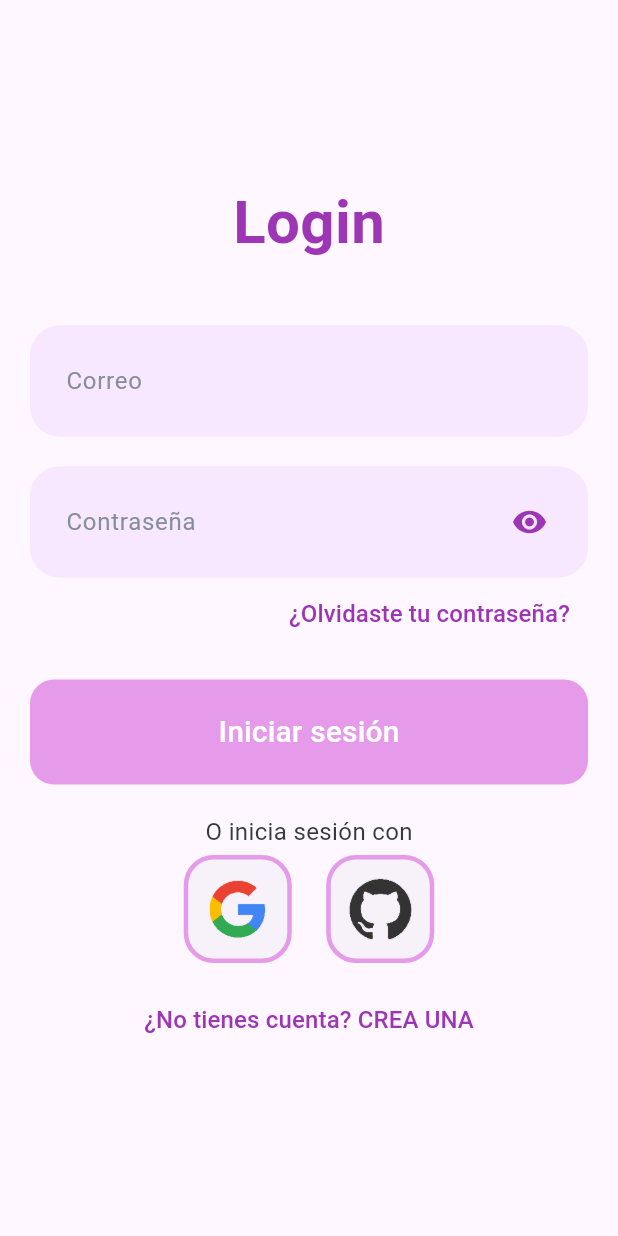
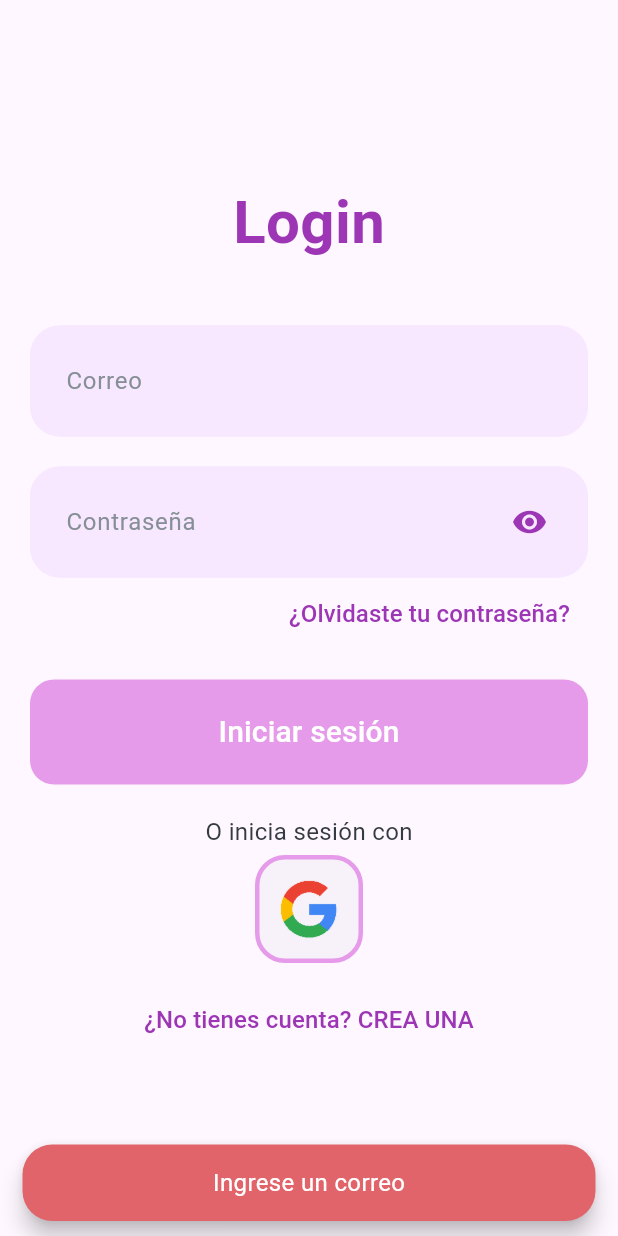
Before and after one commit to donjosh-ua/tasks_flutter, a Flutter app: the screen it shows after launch, after a tap on "¿Olvidaste tu contraseña?", on a phone screen of 412 x 824 dp. Run offline on Flutter 3.47's test engine with Material 3 defaults, Android fonts, the phone set to English and light mode, and no system bars; our stand-ins replace cloud_firestore, firebase_auth, firebase_core, flutter_secure_storage, google_sign_in; accounts and stored records are empty.

Commit message:
refactor: cambios en las llamadas a funciones

```diff
--- a/lib/client/screens/add_task_screen.dart
+++ b/lib/client/screens/add_task_screen.dart
@@ -1,9 +1,9 @@
-import 'package:cloud_firestore/cloud_firestore.dart';
 import 'package:flutter/material.dart';
 import 'package:test/client/widgets/date_field.dart';
 import 'package:test/client/widgets/snack_bar.dart';
 import 'package:test/client/widgets/text_area.dart';
 import 'package:test/client/widgets/text_field.dart';
+import 'package:test/server/database/task_repository.dart';
 import 'package:test/shared/constants/colors.dart';
 import 'package:test/shared/constants/config.dart';
 
@@ -90,7 +90,7 @@ class _AddTaskScreenState extends State<AddTaskScreen> {
         height: 80,
         child: FloatingActionButton(
           onPressed: () {
-            FirebaseFirestore.instance.collection('Task').add({
+            TaskRepository().addTask({
               'title': _titleController.text,
               'description': _descriptionController.text,
               'date': _dateController.text,
--- a/lib/client/screens/login_screen.dart
+++ b/lib/client/screens/login_screen.dart
@@ -62,7 +62,24 @@ class _LoginScreenState extends State<LoginScreen> {
                     child: Align(
                       alignment: Alignment.centerRight,
                       child: TextButton(
-                        onPressed: () {},
+                        onPressed: () async {
+                          try {
+                            if (_emailController.text.isEmpty) {
+                              ScaffoldMessenger.of(context).showSnackBar(
+                                  snackBar(context, 'Ingrese un correo', true));
+                              return;
+                            }
+                            await _auth.sendPasswordResetEmail(
+                                email: _emailController.text);
+                            ScaffoldMessenger.of(context).showSnackBar(snackBar(
+                                context,
+                                'Se ha enviado un mensaje a tu correo',
+                                false));
+                          } catch (e) {
+                            ScaffoldMessenger.of(context).showSnackBar(snackBar(
+                                context, 'Error al enviar correo', true));
+                          }
+                        },
                         child: const Text(
                           "¿Olvidaste tu contraseña?",
                           style: TextStyle(
@@ -87,12 +104,12 @@ class _LoginScreenState extends State<LoginScreen> {
                       buttonIcon("assets/icons/google_logo.png", () async {
                         await authService.googleSigIn(context);
                       }),
-                      const SizedBox(
-                        width: 15,
-                      ),
-                      buttonIcon("assets/icons/github_logo.png", () async {
-                        // await authService.githubSignIn(context);
-                      }),
+                      // const SizedBox(
+                      //   width: 15,
+                      // ),
+                      // buttonIcon("assets/icons/github_logo.png", () async {
+                      //   // await authService.githubSignIn(context);
+                      // }),
                     ],
                   ),
                   const SizedBox(height: 10.0),
--- a/lib/server/database/firestore_provider.dart
+++ /dev/null
@@ -1,5 +0,0 @@
-// import 'package:cloud_firestore/cloud_firestore.dart';
-
-// class FirestoreProvider {
-//   final FirebaseFirestore _db = FirebaseFirestore.instance;
-// }
--- a/lib/server/database/task_repository.dart
+++ b/lib/server/database/task_repository.dart
@@ -38,7 +38,7 @@ class TaskRepository {
     await _db.collection('Task').doc(id).delete();
   }
 
-  Future<void> updateTask(Map<String, dynamic> taskData, String id) async {
+  Future<void> updateTask(String id, Map<String, dynamic> taskData) async {
     await _db.collection('Task').doc(id).update(taskData);
   }
 }
--- a/pubspec.yaml
+++ b/pubspec.yaml
@@ -42,6 +42,7 @@ dependencies:
   flutter_secure_storage: ^9.2.2
   cloud_firestore: ^4.17.4
   flutter_launcher_icons: ^0.13.1
+  flutter_local_notifications: ^17.1.2
 
 flutter_launcher_icons:
   android: "launcher_icon"
```
Also changed, not shown: lib/client/screens/edit_task_screen.dart (+11 -13 lines), lib/client/screens/home_screen.dart (+27 -29 lines), lib/server/models/task.dart (deleted, +0 -17 lines), lib/server/models/user.dart (deleted, +0 -15 lines), pubspec.lock, 1 other file.
